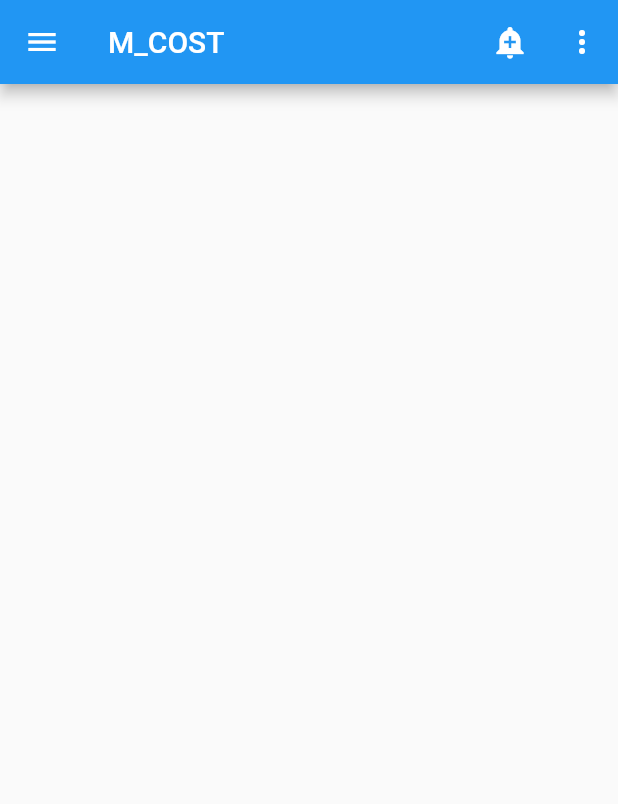
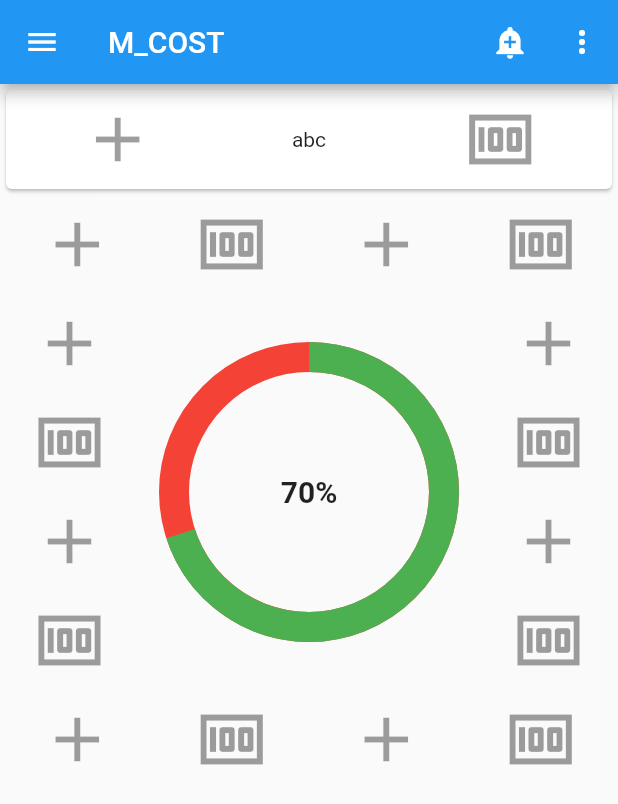
Before and after one commit to Ashik1310102/Month_Cost_Flutter_Practice, a Flutter app: the screen it shows after launch, on a phone screen of 412 x 824 dp. Shown: the top 804 px of the screen. Run offline on Flutter 3.47's test engine with Material 2 defaults, Android fonts, the phone set to English and light mode, and no system bars; drawn by our look-alikes of percent_indicator.

Commit message:
ui update

```diff
--- a/lib/main.dart
+++ b/lib/main.dart
@@ -1,4 +1,6 @@
 import 'package:flutter/material.dart';
+import 'package:flutter/widgets.dart';
+import 'package:percent_indicator/percent_indicator.dart';
 
 void main() {
   runApp(MyCost());
@@ -48,10 +50,154 @@ class MyHomePage extends StatelessWidget{
         child:Container(
           child: Column(
             children: [
-              Card(),
-              Container(),
-              Container(),//ap
-              Container(),
+              Card(
+                child: Container(
+                  width: double.infinity,
+                  child: Row(
+                    mainAxisAlignment: MainAxisAlignment.spaceAround,
+                    crossAxisAlignment: CrossAxisAlignment.center,
+                    children: [
+                      IconButton(
+                        iconSize: 50,
+                        icon: const Icon(Icons.add),
+                      ),
+                      Container(
+                        child: Text("abc"),
+                      ),
+                      IconButton(
+                        icon: const Icon(Icons.money),
+                        iconSize: 50,
+                        alignment: Alignment.topRight,
+                      )
+                    ],
+                  ),
+                ),
+              ),
+              Container(
+                width: double.infinity,
+                child: Row(
+                  mainAxisAlignment: MainAxisAlignment.spaceAround,
+                  crossAxisAlignment: CrossAxisAlignment.center,
+                  children: [
+                    IconButton(
+                      iconSize: 50,
+                      icon: const Icon(Icons.add),
+                    ),
+                    IconButton(
+                      icon: const Icon(Icons.money),
+                      iconSize: 50,
+                      alignment: Alignment.topRight,
+                    ),
+                    IconButton(
+                      iconSize: 50,
+                      icon: const Icon(Icons.add),
+                    ),
+                    IconButton(
+                      icon: const Icon(Icons.money),
+                      iconSize: 50,
+                      alignment: Alignment.topRight,
+                    )
+                  ],
+                ),
+              ),
+              Container(
+                width: double.infinity,
+                child: Row(
+                  mainAxisAlignment: MainAxisAlignment.spaceAround,
+                  crossAxisAlignment: CrossAxisAlignment.center,
+                  children: [
+                    Column(
+                      mainAxisAlignment: MainAxisAlignment.spaceAround,
+                      crossAxisAlignment: CrossAxisAlignment.center,
+                      children: [
+                        IconButton(
+                          iconSize: 50,
+                          icon: const Icon(Icons.add),
+                        ),
+                        IconButton(
+                          icon: const Icon(Icons.money),
+                          iconSize: 50,
+                          alignment: Alignment.topRight,
+                        ),
+                        IconButton(
+                          iconSize: 50,
+                          icon: const Icon(Icons.add),
+                        ),
+                        IconButton(
+                          icon: const Icon(Icons.money),
+                          iconSize: 50,
+                          alignment: Alignment.topRight,
+                        )
+                      ],
+                    ),
+                    Container(
+                      child: new CircularPercentIndicator(
+                        animation: true,
+                        backgroundColor: Colors.red,
+                        radius: 200.0,
+                        lineWidth: 20.0,
+                        percent: 0.7,
+                        center: new Text(
+                            "70%",
+                          style: new TextStyle(fontWeight: FontWeight.bold, fontSize: 20.0),
+                        ),
+                        progressColor: Colors.green,
+                      ),
+                    ),
+                    Column(
+                      mainAxisAlignment: MainAxisAlignment.spaceAround,
+                      crossAxisAlignment: CrossAxisAlignment.center,
+                      children: [
+                        IconButton(
+                          iconSize: 50,
+                          icon: const Icon(Icons.add),
+                        ),
+                        IconButton(
+                          icon: const Icon(Icons.money),
+                          iconSize: 50,
+                          alignment: Alignment.topRight,
+                        ),
+                        IconButton(
+                          iconSize: 50,
+                          icon: const Icon(Icons.add),
+                        ),
+                        IconButton(
+                          icon: const Icon(Icons.money),
+                          iconSize: 50,
+                          alignment: Alignment.topRight,
+                        )
+                      ],
+                    ),
+                  ],
+                ),
+              ),//ap
+              Container(
+                width: double.infinity,
+                child: Row(
+                  mainAxisAlignment: MainAxisAlignment.spaceAround,
+                  crossAxisAlignment: CrossAxisAlignment.center,
+                  children: [
+                    IconButton(
+                      iconSize: 50,
+                      icon: const Icon(Icons.add),
+                    ),
+                    IconButton(
+                      icon: const Icon(Icons.money),
+                      iconSize: 50,
+                      alignment: Alignment.topRight,
+                    ),
+                    IconButton(
+                      iconSize: 50,
+                      icon: const Icon(Icons.add),
+                    ),
+                    IconButton(
+                      icon: const Icon(Icons.money),
+                      iconSize: 50,
+                      alignment: Alignment.topRight,
+                    )
+                  ],
+                ),
+              ),
               Container()
             ],
           ),
--- a/pubspec.yaml
+++ b/pubspec.yaml
@@ -21,6 +21,7 @@ environment:
   sdk: ">=2.7.0 <3.0.0"
 
 dependencies:
+  percent_indicator: "^2.1.7+2"
   flutter:
     sdk: flutter
 
```
Also changed, not shown: pubspec.lock.
